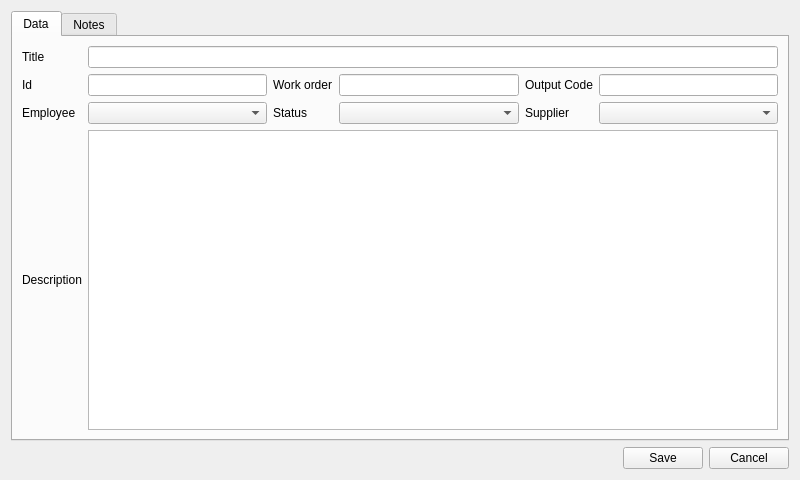
Above: productiondialog.ui from warcomeb/labortool before the change. Below: the same form after it.
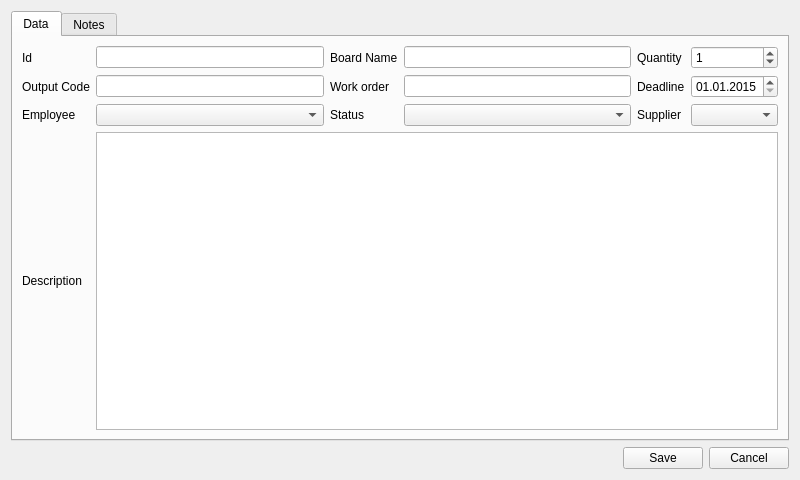
That is the form after the change.

Commit message: Nella gestione delle produzioni eliminato il campo titolo ed aggiunto nome scheda, codice di uscita e deadline #3

The edit to the form file:
```diff
--- a/productiondialog.ui
+++ b/productiondialog.ui
@@ -46,20 +46,6 @@
          </property>
         </widget>
        </item>
-       <item row="1" column="3">
-        <widget class="QLineEdit" name="idText">
-         <property name="readOnly">
-          <bool>true</bool>
-         </property>
-        </widget>
-       </item>
-       <item row="1" column="6">
-        <widget class="QLabel" name="outputLabel">
-         <property name="text">
-          <string>Output Code</string>
-         </property>
-        </widget>
-       </item>
        <item row="1" column="5">
         <widget class="QLineEdit" name="jobcodeText">
          <property name="maxLength">
@@ -77,13 +63,6 @@
          </property>
         </widget>
        </item>
-       <item row="0" column="3" colspan="5">
-        <widget class="QLineEdit" name="titleText">
-         <property name="readOnly">
-          <bool>false</bool>
-         </property>
-        </widget>
-       </item>
        <item row="2" column="1">
         <widget class="QLabel" name="employeeLabel">
          <property name="text">
@@ -91,20 +70,6 @@
          </property>
         </widget>
        </item>
-       <item row="1" column="1">
-        <widget class="QLabel" name="idLabel">
-         <property name="text">
-          <string>Id</string>
-         </property>
-        </widget>
-       </item>
-       <item row="0" column="1">
-        <widget class="QLabel" name="titleLabel">
-         <property name="text">
-          <string>Title</string>
-         </property>
-        </widget>
-       </item>
        <item row="3" column="1">
         <widget class="QLabel" name="descriptionLabel">
          <property name="text">
@@ -115,13 +80,6 @@
        <item row="3" column="3" colspan="5">
         <widget class="QPlainTextEdit" name="descriptionText"/>
        </item>
-       <item row="1" column="7">
-        <widget class="QLineEdit" name="outputText">
-         <property name="maxLength">
-          <number>7</number>
-         </property>
-        </widget>
-       </item>
        <item row="2" column="6">
         <widget class="QLabel" name="supplierLabel">
          <property name="text">
@@ -132,6 +90,86 @@
        <item row="2" column="7">
         <widget class="QComboBox" name="supplierCombobox"/>
        </item>
+       <item row="0" column="6">
+        <widget class="QLabel" name="quantityLabel">
+         <property name="text">
+          <string>Quantity</string>
+         </property>
+        </widget>
+       </item>
+       <item row="0" column="5">
+        <widget class="QLineEdit" name="boardNameText">
+         <property name="readOnly">
+          <bool>false</bool>
+         </property>
+        </widget>
+       </item>
+       <item row="0" column="4">
+        <widget class="QLabel" name="boardNameLabel">
+         <property name="text">
+          <string>Board Name</string>
+         </property>
+        </widget>
+       </item>
+       <item row="0" column="3">
+        <widget class="QLineEdit" name="idText">
+         <property name="readOnly">
+          <bool>true</bool>
+         </property>
+        </widget>
+       </item>
+       <item row="0" column="1">
+        <widget class="QLabel" name="idLabel">
+         <property name="text">
+          <string>Id</string>
+         </property>
+        </widget>
+       </item>
+       <item row="0" column="7">
+        <widget class="QSpinBox" name="quantityText">
+         <property name="value">
+          <number>1</number>
+         </property>
+        </widget>
+       </item>
+       <item row="1" column="1">
+        <widget class="QLabel" name="outputLabel">
+         <property name="text">
+          <string>Output Code</string>
+         </property>
+        </widget>
+       </item>
+       <item row="1" column="3">
+        <widget class="QLineEdit" name="outputText">
+         <property name="maxLength">
+          <number>7</number>
+         </property>
+        </widget>
+       </item>
+       <item row="1" column="7">
+        <widget class="QDateEdit" name="deadlineEdit">
+         <property name="dateTime">
+          <datetime>
+           <hour>0</hour>
+           <minute>0</minute>
+           <second>0</second>
+           <year>2015</year>
+           <month>1</month>
+           <day>1</day>
+          </datetime>
+         </property>
+         <property name="displayFormat">
+          <string>dd.MM.yyyy</string>
+         </property>
+        </widget>
+       </item>
+       <item row="1" column="6">
+        <widget class="QLabel" name="deadlineLabel">
+         <property name="text">
+          <string>Deadline</string>
+         </property>
+        </widget>
+       </item>
       </layout>
      </widget>
      <widget class="QWidget" name="tabNotes">
```
Left out of the diff: 3 changed lines with no effect on the pictures. The commit also changes 6 other files.
